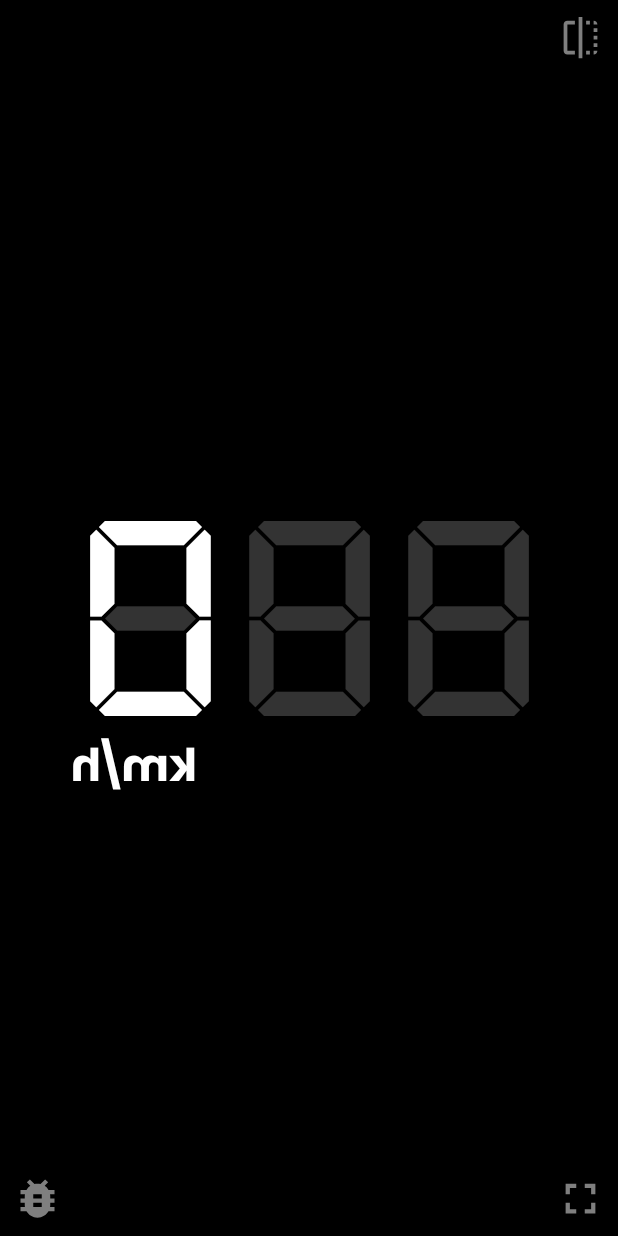
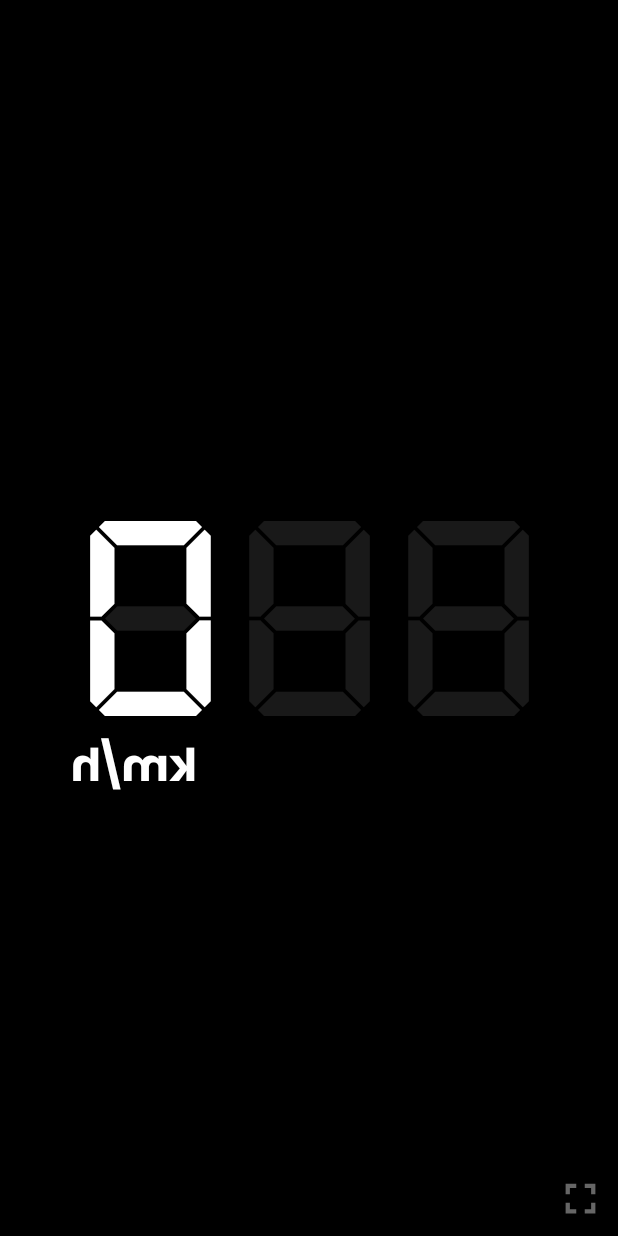
Before and after one commit to norazlan-dev/Speed, an Android app: the screen it shows after launch (MainActivityV2), after a tap on an icon or button, on a phone screen of 412 x 824 dp. Run offline under Robolectric (Android 15) with nearby library versions, the phone set to English and light mode, and no system bars; 3 other taps on this screen came first.

```diff
--- a/app/src/main/java/me/nora/speed/view/MainActivityV2.kt
+++ b/app/src/main/java/me/nora/speed/view/MainActivityV2.kt
@@ -2,6 +2,7 @@ package me.nora.speed.view
 
 import android.Manifest
 import android.content.Context
+import android.content.SharedPreferences
 import android.content.pm.PackageManager
 import android.content.res.Configuration
 import android.location.Location
@@ -14,6 +15,7 @@ import androidx.appcompat.app.AppCompatActivity
 import androidx.core.app.ActivityCompat
 import androidx.core.view.WindowInsetsCompat
 import androidx.core.view.WindowInsetsControllerCompat
+import me.nora.speed.R
 import me.nora.speed.databinding.ActivityMainV2Binding
 import java.util.*
 
@@ -22,13 +24,27 @@ class MainActivityV2 : AppCompatActivity(), LocationListener {
     private lateinit var binding: ActivityMainV2Binding
     private lateinit var locationManager: LocationManager
     private var isFullscreen = false
+    private var isMph = false
+    private lateinit var sharedPreferences: SharedPreferences
 
     override fun onCreate(savedInstanceState: Bundle?) {
         super.onCreate(savedInstanceState)
         binding = ActivityMainV2Binding.inflate(layoutInflater)
         setContentView(binding.root)
+
+        window.addFlags(android.view.WindowManager.LayoutParams.FLAG_KEEP_SCREEN_ON)
+        sharedPreferences = getSharedPreferences("AppPrefs", Context.MODE_PRIVATE)
+        isMph = sharedPreferences.getBoolean("IS_MPH", false)
+        checkUnit()
+
         locationManager = getSystemService(Context.LOCATION_SERVICE) as LocationManager
         checkLocationPermission()
+
+        binding.tvUnit.setOnClickListener {
+            isMph = !isMph
+            checkUnit()
+            sharedPreferences.edit().putBoolean("IS_MPH", isMph).apply()
+        }
 
         binding.ivFlip.setOnClickListener {
             setFlip()
@@ -47,6 +63,14 @@ class MainActivityV2 : AppCompatActivity(), LocationListener {
             binding.tvSpeed.setTextSize(TypedValue.COMPLEX_UNIT_SP, 130f)
             binding.tvSpeedBg.setTextSize(TypedValue.COMPLEX_UNIT_SP, 130f)
             binding.tvUnit.setTextSize(TypedValue.COMPLEX_UNIT_SP, 30f)
+        }
+    }
+
+    private fun checkUnit() {
+        if (isMph) {
+            binding.tvUnit.text = getString(R.string.mp_h)
+        } else {
+            binding.tvUnit.text = getString(R.string.km_h)
         }
     }
 
@@ -80,6 +104,9 @@ class MainActivityV2 : AppCompatActivity(), LocationListener {
         windowInsetsController.hide(WindowInsetsCompat.Type.systemBars())
         windowInsetsController.systemBarsBehavior =
             WindowInsetsControllerCompat.BEHAVIOR_SHOW_TRANSIENT_BARS_BY_SWIPE
+
+        binding.ivReset.visibility = View.INVISIBLE
+        binding.ivFlip.visibility = View.INVISIBLE
     }
 
     private fun exitFullscreen() {
@@ -87,6 +114,9 @@ class MainActivityV2 : AppCompatActivity(), LocationListener {
         val windowInsetsController = WindowInsetsControllerCompat(window, decorView)
 
         windowInsetsController.show(WindowInsetsCompat.Type.systemBars())
+
+        binding.ivReset.visibility = View.VISIBLE
+        binding.ivFlip.visibility = View.VISIBLE
     }
 
     private fun checkLocationPermission() {
@@ -100,13 +130,12 @@ class MainActivityV2 : AppCompatActivity(), LocationListener {
     }
 
     override fun onLocationChanged(location: Location) {
-        val speed = location.speed * 3.6f // convert m/s to km/h
+        var speed: Float = location.speed * 3.6f
+
+        if (isMph) {
+            speed /= 1.609f
+        }
+
         binding.tvSpeed.text = String.format(Locale.getDefault(), "%.0f", speed)
     }
-
-    override fun onStatusChanged(provider: String?, status: Int, extras: Bundle?) {}
-
-    override fun onProviderEnabled(provider: String) {}
-
-    override fun onProviderDisabled(provider: String) {}
 }
--- a/app/src/main/res/layout/activity_main_v2.xml
+++ b/app/src/main/res/layout/activity_main_v2.xml
@@ -35,7 +35,7 @@
             android:layout_height="wrap_content"
             android:text="@string/_888"
             android:textSize="130sp"
-            android:alpha=".2" />
+            android:alpha=".1" />
     </FrameLayout>
 
     <TextView
@@ -57,10 +57,11 @@
         android:layout_width="50dp"
         android:layout_height="50dp"
         android:src="@drawable/baseline_flip_24"
-        android:alpha=".5"
+        android:alpha=".4"
         app:tint="@color/white"
-        app:layout_constraintTop_toTopOf="parent"
-        app:layout_constraintEnd_toEndOf="parent"
+        app:layout_constraintEnd_toStartOf="@id/ivFull"
+        app:layout_constraintStart_toEndOf="@id/ivReset"
+        app:layout_constraintBottom_toBottomOf="parent"
         android:padding="10dp"/>
 
     <ImageView
@@ -68,7 +69,7 @@
         android:layout_width="50dp"
         android:layout_height="50dp"
         android:src="@drawable/baseline_fullscreen_24"
-        android:alpha=".5"
+        android:alpha=".4"
         app:tint="@color/white"
         app:layout_constraintBottom_toBottomOf="parent"
         app:layout_constraintEnd_toEndOf="parent"
@@ -79,7 +80,7 @@
         android:layout_width="50dp"
         android:layout_height="50dp"
         android:src="@drawable/baseline_bug_report_24"
-        android:alpha=".5"
+        android:alpha=".4"
         app:tint="@color/white"
         app:layout_constraintBottom_toBottomOf="parent"
         app:layout_constraintStart_toStartOf="parent"
--- a/app/src/main/res/values/strings.xml
+++ b/app/src/main/res/values/strings.xml
@@ -3,4 +3,5 @@
     <string name="km_h">km/h</string>
     <string name="_888">888</string>
     <string name="_0">0</string>
+    <string name="mp_h">mph</string>
 </resources>
```
